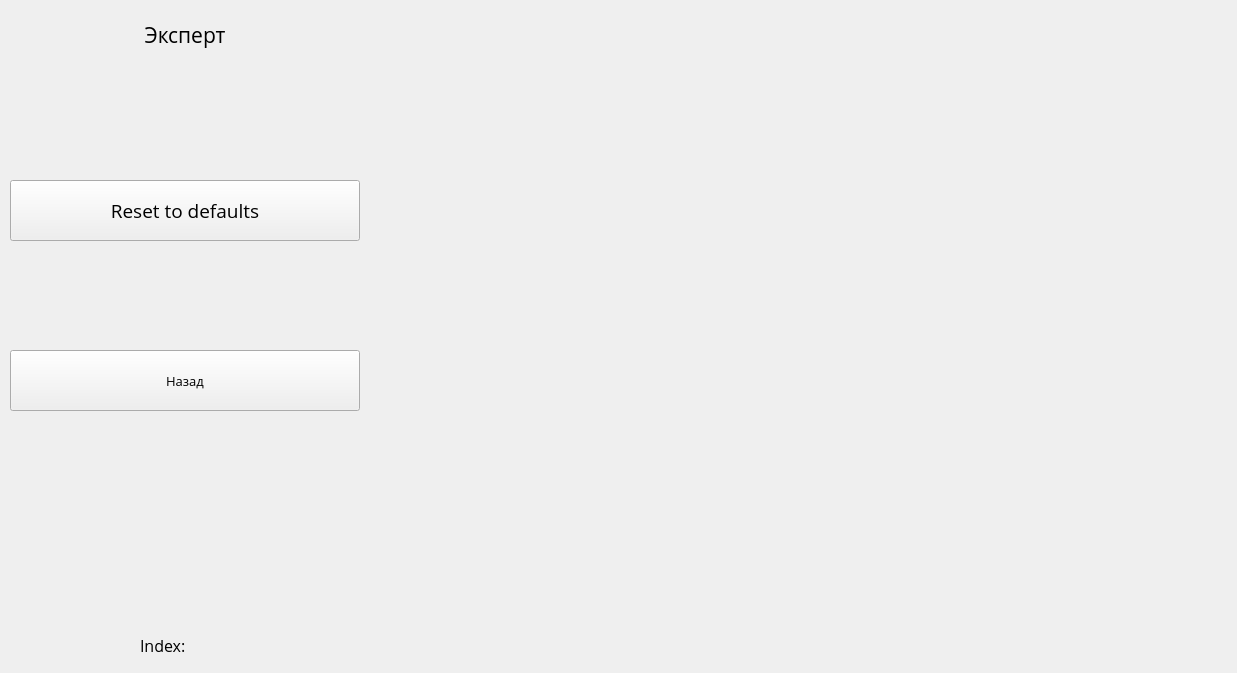
Old version of the form stackedoptions.ui in the repository tomyqg/topaz-m.
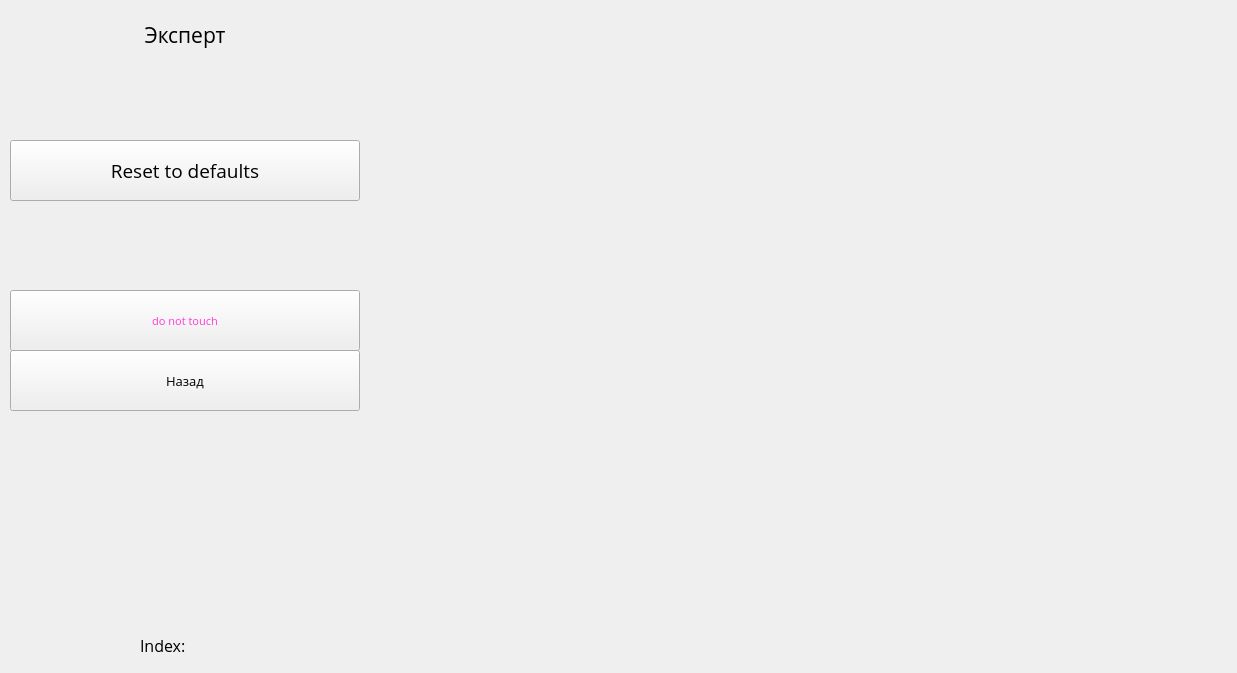
New version of the form. Custom widgets are drawn as their Qt base class.

```diff
--- a/stackedoptions.ui
+++ b/stackedoptions.ui
@@ -749,7 +749,7 @@
      <property name="geometry">
       <rect>
        <x>0</x>
-       <y>170</y>
+       <y>130</y>
        <width>350</width>
        <height>61</height>
       </rect>
@@ -764,6 +764,28 @@
       <string>Reset to defaults</string>
      </property>
     </widget>
+    <widget class="QPushButton" name="gamebutton">
+     <property name="geometry">
+      <rect>
+       <x>0</x>
+       <y>280</y>
+       <width>350</width>
+       <height>61</height>
+      </rect>
+     </property>
+     <property name="font">
+      <font>
+       <family>Open Sans</family>
+       <pointsize>8</pointsize>
+      </font>
+     </property>
+     <property name="styleSheet">
+      <string notr="true">color: rgb(255, 58, 219);</string>
+     </property>
+     <property name="text">
+      <string>do not touch</string>
+     </property>
+    </widget>
    </widget>
    <widget class="QWidget" name="ChangeDateTime">
     <widget class="QLabel" name="label_12">
```
Left out of the diff: 50 changed lines with no effect on the pictures.
